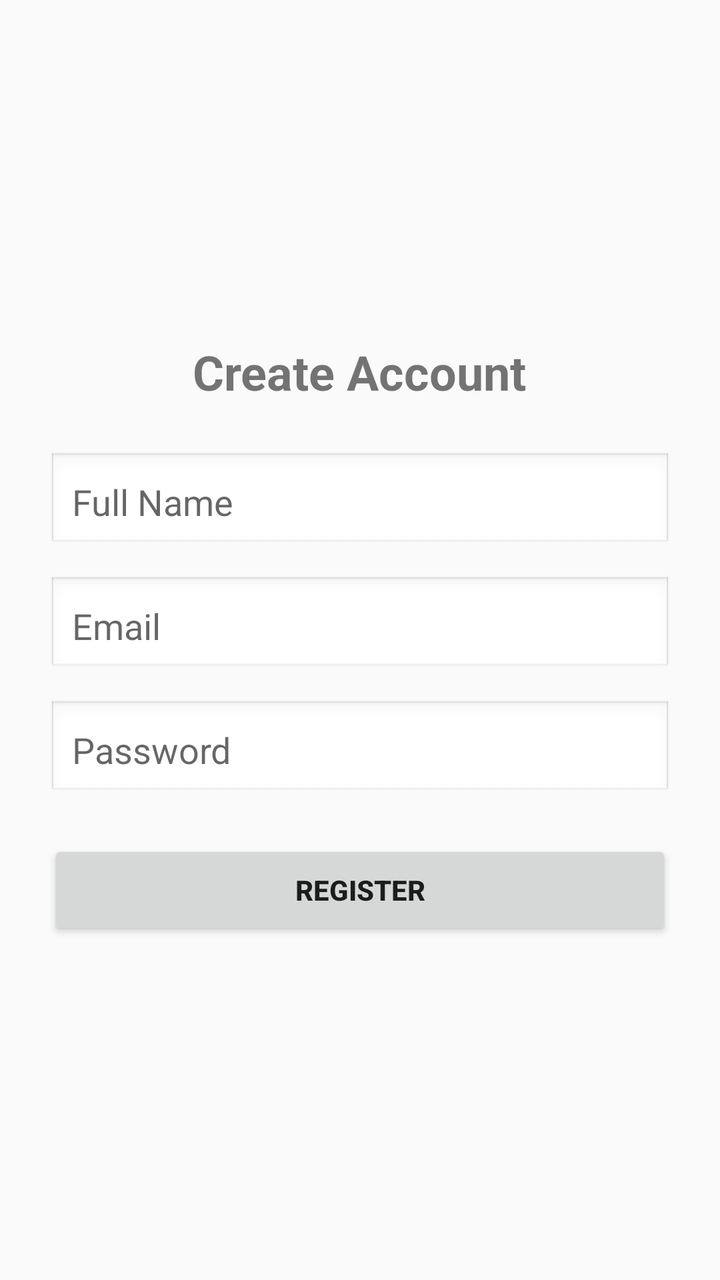
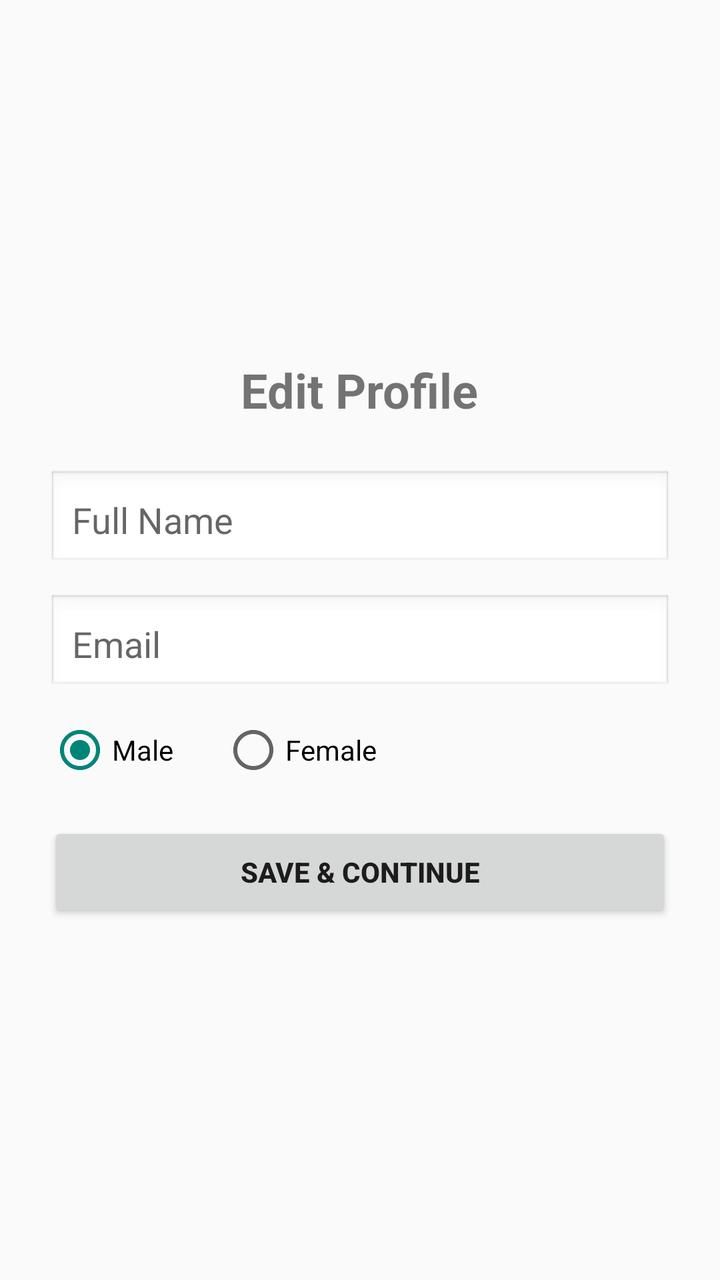

An Android layout rendered at two revisions. The XML below is the earlier revision; the diff shows what the commit changed to produce the second picture.
<!-- AndroidManifest.xml: application theme Theme.AppCompat.Light.NoActionBar -->
<!-- res/layout/activity_register.xml -->
<?xml version="1.0" encoding="utf-8"?>
<LinearLayout xmlns:android="http://schemas.android.com/apk/res/android"
    android:layout_width="match_parent"
    android:layout_height="match_parent"
    android:orientation="vertical"
    android:padding="24dp"
    android:gravity="center">

    <TextView
        android:layout_width="wrap_content"
        android:layout_height="wrap_content"
        android:text="Create Account"
        android:textSize="24sp"
        android:textStyle="bold"
        android:layout_marginBottom="24dp"/>

    <EditText
        android:id="@+id/edtName"
        android:layout_width="match_parent"
        android:layout_height="50dp"
        android:hint="Full Name"
        android:layout_marginBottom="12dp"
        android:padding="12dp"
        android:background="@android:drawable/edit_text"/>

    <EditText
        android:id="@+id/edtEmail"
        android:layout_width="match_parent"
        android:layout_height="50dp"
        android:hint="Email"
        android:inputType="textEmailAddress"
        android:layout_marginBottom="12dp"
        android:padding="12dp"
        android:background="@android:drawable/edit_text"/>

    <EditText
        android:id="@+id/edtPassword"
        android:layout_width="match_parent"
        android:layout_height="50dp"
        android:hint="Password"
        android:inputType="textPassword"
        android:layout_marginBottom="20dp"
        android:padding="12dp"
        android:background="@android:drawable/edit_text"/>

    <Button
        android:id="@+id/btnRegister"
        android:layout_width="match_parent"
        android:layout_height="50dp"
        android:text="Register"
        android:textStyle="bold"/>

</LinearLayout>
<!-- resources referenced by this layout -->
<resources>

</resources>

<!-- the commit's change to res/layout/activity_register.xml (unified diff, before → after) -->
@@ -9,7 +9,7 @@
     <TextView
         android:layout_width="wrap_content"
         android:layout_height="wrap_content"
-        android:text="Create Account"
+        android:text="Edit Profile"
         android:textSize="24sp"
         android:textStyle="bold"
         android:layout_marginBottom="24dp"/>
@@ -33,21 +33,33 @@
         android:padding="12dp"
         android:background="@android:drawable/edit_text"/>
 
-    <EditText
-        android:id="@+id/edtPassword"
+    <RadioGroup
+        android:id="@+id/rgGender"
         android:layout_width="match_parent"
-        android:layout_height="50dp"
-        android:hint="Password"
-        android:inputType="textPassword"
-        android:layout_marginBottom="20dp"
-        android:padding="12dp"
-        android:background="@android:drawable/edit_text"/>
+        android:layout_height="wrap_content"
+        android:orientation="horizontal"
+        android:layout_marginBottom="20dp">
+
+        <RadioButton
+            android:id="@+id/rbMale"
+            android:layout_width="wrap_content"
+            android:layout_height="wrap_content"
+            android:text="Male"
+            android:checked="true"/>
+
+        <RadioButton
+            android:id="@+id/rbFemale"
+            android:layout_width="wrap_content"
+            android:layout_height="wrap_content"
+            android:text="Female"
+            android:layout_marginLeft="24dp"/>
+    </RadioGroup>
 
     <Button
         android:id="@+id/btnRegister"
         android:layout_width="match_parent"
         android:layout_height="50dp"
-        android:text="Register"
+        android:text="Save &amp; Continue"
         android:textStyle="bold"/>
 
 </LinearLayout>
